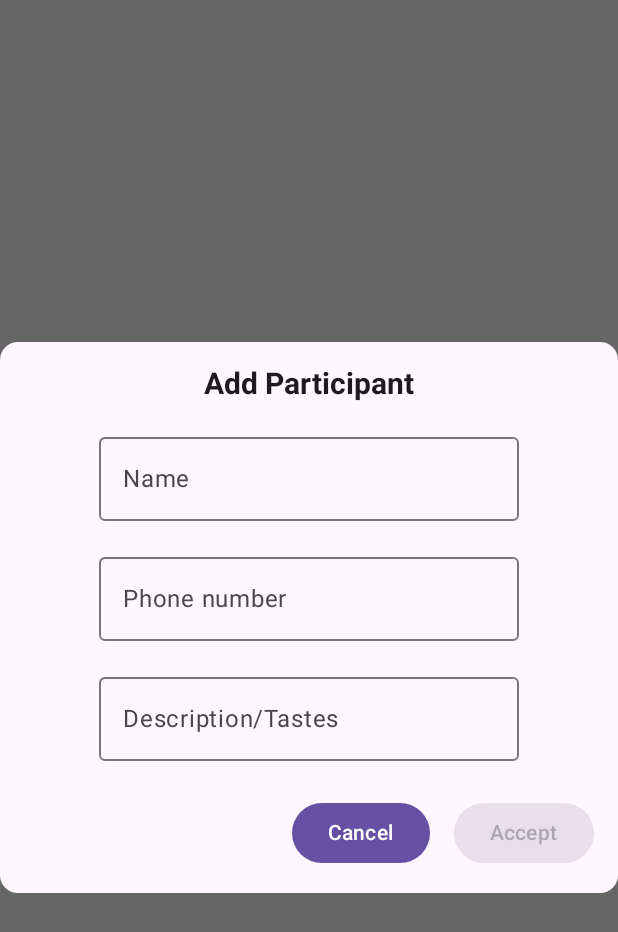
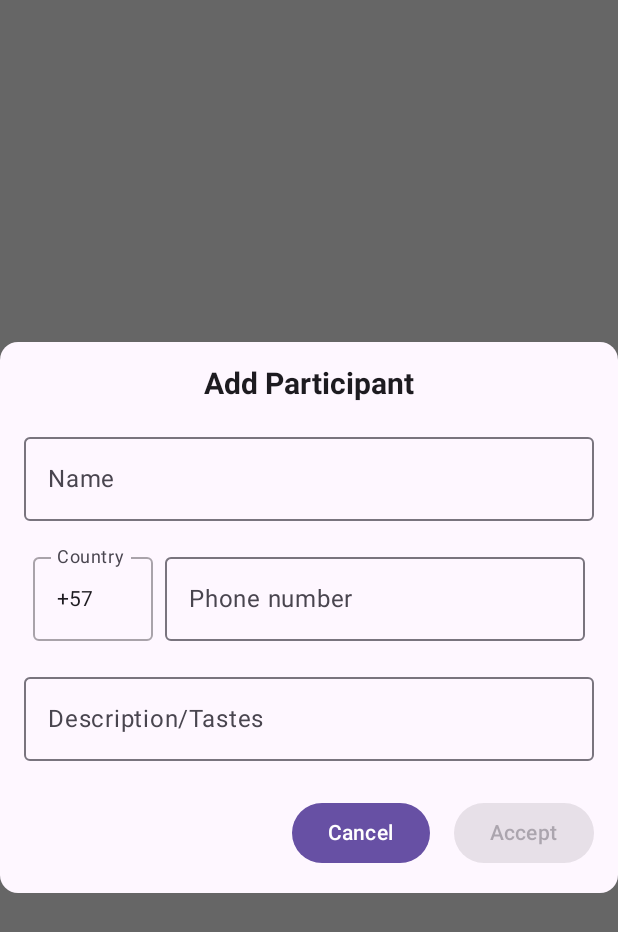
Before and after one commit to MarlonHndz/OutrageousCat_shuffle-friends, an Android app built with Jetpack Compose: the @Preview function PreviewAddOrEditParticipantDialog, on a phone screen of 412 x 824 dp. Shown: the top 932 px of the screen. Run offline under Robolectric (Android 15) with nearby library versions, the phone set to English and light mode, and no system bars.

Commit message:
Country codes are added

```diff
--- a/app/src/main/java/com/outrageouscat/shufflefriends/data/models/Participant.kt
+++ b/app/src/main/java/com/outrageouscat/shufflefriends/data/models/Participant.kt
@@ -5,6 +5,7 @@ import kotlinx.serialization.Serializable
 @Serializable
 data class Participant(
     val name: String,
+    val countryCode: String = "",
     val phoneNumber: String = "",
     val description: String = ""
 )
--- a/app/src/main/java/com/outrageouscat/shufflefriends/data/respositories/ResultsRepositoryImpl.kt
+++ b/app/src/main/java/com/outrageouscat/shufflefriends/data/respositories/ResultsRepositoryImpl.kt
@@ -17,6 +17,7 @@ class ResultsRepositoryImpl(
             resultsList.resultsMap.map { (key, value) ->
                 key to Participant(
                     name = value.name,
+                    countryCode = value.countryCode,
                     phoneNumber = value.phoneNumber,
                     description = value.description
                 )
--- a/app/src/main/java/com/outrageouscat/shufflefriends/domain/useCases/WhatsappMessageUseCase.kt
+++ b/app/src/main/java/com/outrageouscat/shufflefriends/domain/useCases/WhatsappMessageUseCase.kt
@@ -28,7 +28,8 @@ class WhatsappMessageUseCase(
             return Result.failure(Exception(context.getString(R.string.whatsapp_message_date_missing_alert_title)))
         }
 
-        val giverPhone = "57" + participants[selectedIndex].phoneNumber
+        val giverPhone =
+            participants[selectedIndex].countryCode + participants[selectedIndex].phoneNumber
 
         launchWhatsappIntent(
             whatsappMessage = buildMessage(
--- a/app/src/main/java/com/outrageouscat/shufflefriends/ui/dialogs/AddOrEditParticipantDialog.kt
+++ b/app/src/main/java/com/outrageouscat/shufflefriends/ui/dialogs/AddOrEditParticipantDialog.kt
@@ -1,6 +1,8 @@
 package com.outrageouscat.shufflefriends.ui.dialogs
 
+import androidx.compose.foundation.clickable
 import androidx.compose.foundation.layout.Arrangement
+import androidx.compose.foundation.layout.Box
 import androidx.compose.foundation.layout.Column
 import androidx.compose.foundation.layout.Row
 import androidx.compose.foundation.layout.Spacer
@@ -12,10 +14,13 @@ import androidx.compose.foundation.rememberScrollState
 import androidx.compose.foundation.text.KeyboardOptions
 import androidx.compose.foundation.verticalScroll
 import androidx.compose.material3.Button
+import androidx.compose.material3.DropdownMenu
+import androidx.compose.material3.DropdownMenuItem
 import androidx.compose.material3.MaterialTheme
 import androidx.compose.material3.OutlinedTextField
 import androidx.compose.material3.Surface
 import androidx.compose.material3.Text
+import androidx.compose.material3.TextFieldDefaults
 import androidx.compose.runtime.Composable
 import androidx.compose.runtime.getValue
 import androidx.compose.runtime.mutableStateOf
@@ -39,12 +44,16 @@ fun AddOrEditParticipantDialog(
     initialName: String = "",
     initialPhone: String = "",
     initialDescription: String = "",
-    onConfirm: (name: String, phone: String, description: String) -> Unit,
+    countryCodes: List<Pair<String, String>>,
+    onConfirm: (name: String, countryCode: String, phone: String, description: String) -> Unit,
     onDismiss: () -> Unit
 ) {
     var name by remember { mutableStateOf(initialName) }
     var phone by remember { mutableStateOf(initialPhone) }
     var description by remember { mutableStateOf(initialDescription) }
+
+    var selectedCode by remember { mutableStateOf(countryCodes.first().first) }
+    var expanded by remember { mutableStateOf(false) }
 
     Dialog(onDismissRequest = { }) {
         Surface(
@@ -64,7 +73,9 @@ fun AddOrEditParticipantDialog(
                 )
                 Spacer(modifier = Modifier.height(16.dp))
                 OutlinedTextField(
-                    modifier = Modifier.padding(bottom = 16.dp),
+                    modifier = Modifier
+                        .fillMaxWidth()
+                        .padding(bottom = 16.dp),
                     value = name,
                     onValueChange = { name = it },
                     label = { Text(stringResource(R.string.add_edit_alert_label_name)) },
@@ -72,6 +83,41 @@ fun AddOrEditParticipantDialog(
                         capitalization = KeyboardCapitalization.Words
                     ),
                 )
+                Row {
+                    Box {
+                        OutlinedTextField(
+                            modifier = Modifier
+                                .padding(end = 8.dp)
+                                .width(80.dp)
+                                .clickable { expanded = true },
+                            value = "+$selectedCode",
+                            onValueChange = {},
+                            label = { Text("Country") },
+                            enabled = false,
+                            readOnly = true,
+                            colors = TextFieldDefaults.colors(
+                                disabledTextColor = MaterialTheme.colorScheme.onSurface,
+                                disabledContainerColor = MaterialTheme.colorScheme.surface,
+                                disabledLabelColor = MaterialTheme.colorScheme.onSurfaceVariant,
+                                disabledLeadingIconColor = MaterialTheme.colorScheme.onSurfaceVariant,
+                            )
+                        )
+                        DropdownMenu(
+                            expanded = expanded,
+                            onDismissRequest = { expanded = false }
+                        ) {
+                            countryCodes.forEach { (code, country) ->
+                                DropdownMenuItem(
+                                    onClick = {
+                                        selectedCode = code
+                                        expanded = false
+                                    },
+                                    text = { Text("$country (+$code)") }
+                                )
+                            }
+                        }
+                    }
+
                     OutlinedTextField(
                         modifier = Modifier.padding(bottom = 16.dp),
                         value = phone,
@@ -79,8 +125,12 @@ fun AddOrEditParticipantDialog(
                         label = { Text(stringResource(R.string.add_edit_alert_label_phone_number)) },
                         keyboardOptions = KeyboardOptions(keyboardType = KeyboardType.Number),
                     )
+                }
+
                 OutlinedTextField(
-                    modifier = Modifier.padding(bottom = 8.dp),
+                    modifier = Modifier
+                        .fillMaxWidth()
+                        .padding(bottom = 8.dp),
                     value = description,
                     onValueChange = { description = it },
                     label = { Text(stringResource(R.string.add_edit_alert_label_description)) },
@@ -102,7 +152,7 @@ fun AddOrEditParticipantDialog(
                     Spacer(modifier = Modifier.width(16.dp))
                     Button(
                         onClick = {
-                            if (name.isNotEmpty()) onConfirm(name, phone, description)
+                            if (name.isNotEmpty()) onConfirm(name, selectedCode, phone, description)
                         },
                         enabled = name.isNotEmpty()
                     ) {
@@ -117,9 +167,11 @@ fun AddOrEditParticipantDialog(
 @Preview
 @Composable
 fun PreviewAddOrEditParticipantDialog() {
+    val countryCodes = listOf("57" to "Colombia", "1" to "USA", "44" to "UK", "91" to "India")
     AddOrEditParticipantDialog(
         alertTitle = stringResource(R.string.add_edit_alert_title_add_participant),
-        onConfirm = { name, phone, description -> },
+        countryCodes = countryCodes,
+        onConfirm = { name, countryCodes, phone, description -> },
         onDismiss = { },
     )
 }
--- a/app/src/main/java/com/outrageouscat/shufflefriends/ui/dialogs/RevelationDialog.kt
+++ b/app/src/main/java/com/outrageouscat/shufflefriends/ui/dialogs/RevelationDialog.kt
@@ -92,12 +92,13 @@ fun RevelationDialog(
 fun PreviewRevelationDialog() {
     val participant = Participant(
         name = stringResource(R.string.message_preview_example_giver_name),
+        countryCode = "",
         phoneNumber = "",
         description = stringResource(R.string.message_preview_example_receiver_description)
     )
     val results = mapOf<String, Participant>(
-        stringResource(R.string.message_preview_example_giver_name)to
-        participant
+        stringResource(R.string.message_preview_example_giver_name) to
+                participant
     )
     RevelationDialog(
         participants = listOf(participant),
```
Also changed, not shown: app/src/main/java/com/outrageouscat/shufflefriends/ui/screens/home/HomeScreen.kt (+26 -5 lines), app/src/main/java/com/outrageouscat/shufflefriends/ui/screens/home/ParticipantsContent.kt (+14 -6 lines), app/src/main/java/com/outrageouscat/shufflefriends/ui/screens/settings/SettingsScreen.kt (+9 -0 lines), app/src/main/res/values/strings.xml (+30 -1 lines), app/src/main/res/drawable/outrageous_cat_logo_no_bg.png (added), 2 other files. Lines whose indentation alone changed are shown as unchanged.
